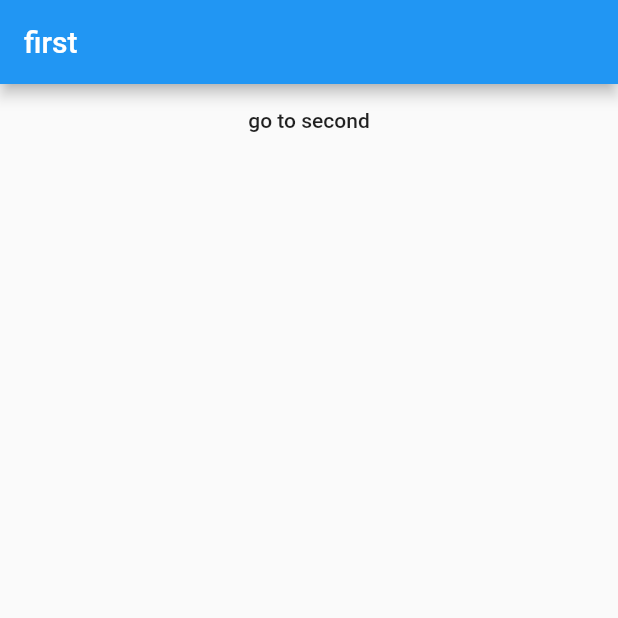
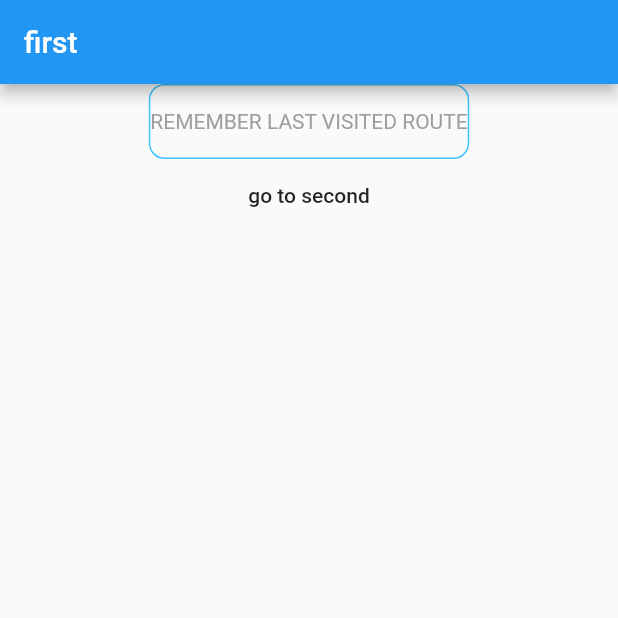
Before and after one commit to PawanGhewande/testapp2, a Flutter app: the screen it shows after launch, on a phone screen of 412 x 824 dp, the top half of it. Run offline on Flutter 3.47's test engine with Material 2 defaults, Android fonts, the phone set to English and light mode, and no system bars; our stand-ins replace shared_preferences.

Commit message:
Finally Done.👍

```diff
--- a/lib/core/navigation/my_route_informtion_parser.dart
+++ b/lib/core/navigation/my_route_informtion_parser.dart
@@ -1,5 +1,5 @@
 import 'package:flutter/material.dart';
-import 'package:shared_preferences/shared_preferences.dart';
+import 'package:testapp2/core/data/shared_data.dart';
 
 enum MyRoutes { first, second, third }
 
@@ -35,11 +35,4 @@ class MyRouteInformationParser extends RouteInformationParser<MyRoutes> {
     }
     // throw 'unknown';
   }
-
-  setLastRoute(int visitedRoute, String location) async {
-    SharedPreferences prefs = await SharedPreferences.getInstance();
-    print('Called Method to record last route. $location');
-    await prefs.setString('location', location);
-    await prefs.setInt('LastRoute', visitedRoute);
-  }
 }
--- a/lib/main.dart
+++ b/lib/main.dart
@@ -1,6 +1,6 @@
 import 'package:flutter/material.dart';
-import 'package:shared_preferences/shared_preferences.dart';
 
+import 'core/data/shared_data.dart';
 import 'core/navigation/my_route_delegate.dart';
 import 'core/navigation/my_route_informtion_parser.dart';
 
@@ -25,19 +25,17 @@ class MyAppState extends State<MyApp> {
 
   @override
   Widget build(BuildContext context) {
-    checkLastRoute()
-        .then((value) => _delegate.configuration = MyRoutes.values[value]);
+    isRemembred().then((value) {
+      if (value) {
+        checkLastRoute()
+            .then((value) => _delegate.configuration = MyRoutes.values[value]);
+      }
+    });
+
     return MaterialApp.router(
       title: 'Navigator 2.0',
       routeInformationParser: _myRouteParser,
       routerDelegate: _delegate,
     );
   }
-
-  Future<int> checkLastRoute() async {
-    SharedPreferences prefs = await SharedPreferences.getInstance();
-    int index = (prefs.getInt('LastRoute') ?? 0);
-    print(index);
-    return index;
-  }
 }
--- a/lib/screens/first_page.dart
+++ b/lib/screens/first_page.dart
@@ -1,24 +1,52 @@
 import 'package:flutter/material.dart';
+import 'package:testapp2/core/data/shared_data.dart';
 import 'package:testapp2/core/navigation/my_route_delegate.dart';
 import 'package:testapp2/core/navigation/my_route_informtion_parser.dart';
 
-class FirstPage extends StatelessWidget {
+class FirstPage extends StatefulWidget {
+  const FirstPage({Key? key}) : super(key: key);
+
+  @override
+  _FirstPageState createState() => _FirstPageState();
+}
+
+class _FirstPageState extends State<FirstPage> {
+  List<bool> _isSelected = [false];
   @override
   Widget build(BuildContext context) {
+    isRemembred().then((value) => _isSelected[0] = value);
     return Scaffold(
         appBar: AppBar(title: Text('first')),
-      body: Center(
-          child: Column(
+        body: Column(
           children: <Widget>[
-          MaterialButton(
+            Center(
+              child: ToggleButtons(
+                children: <Widget>[Text('REMEMBER LAST VISITED ROUTE')],
+                isSelected: _isSelected,
+                onPressed: (int index) {
+                  setState(() {
+                    _isSelected[index] = !_isSelected[index];
+                    setRemember(_isSelected[index]);
+                  });
+                },
+                color: Colors.grey,
+                selectedColor: Colors.red,
+                fillColor: Colors.lightBlueAccent,
+                borderColor: Colors.lightBlueAccent,
+                selectedBorderColor: Colors.red,
+                borderRadius: BorderRadius.all(Radius.circular(10)),
+              ),
+            ),
+            Center(
+              child: MaterialButton(
                 child: Text('go to second'),
                 onPressed: () {
                   (Router.of(context).routerDelegate as MyRouterDelegate)
                       .configuration = MyRoutes.second;
                 },
+              ),
             )
           ],
-      )),
-    );
+        ));
   }
 }
```
Also changed, not shown: lib/core/data/shared_data.dart (added, +31 -0 lines). Lines whose indentation alone changed are shown as unchanged.
